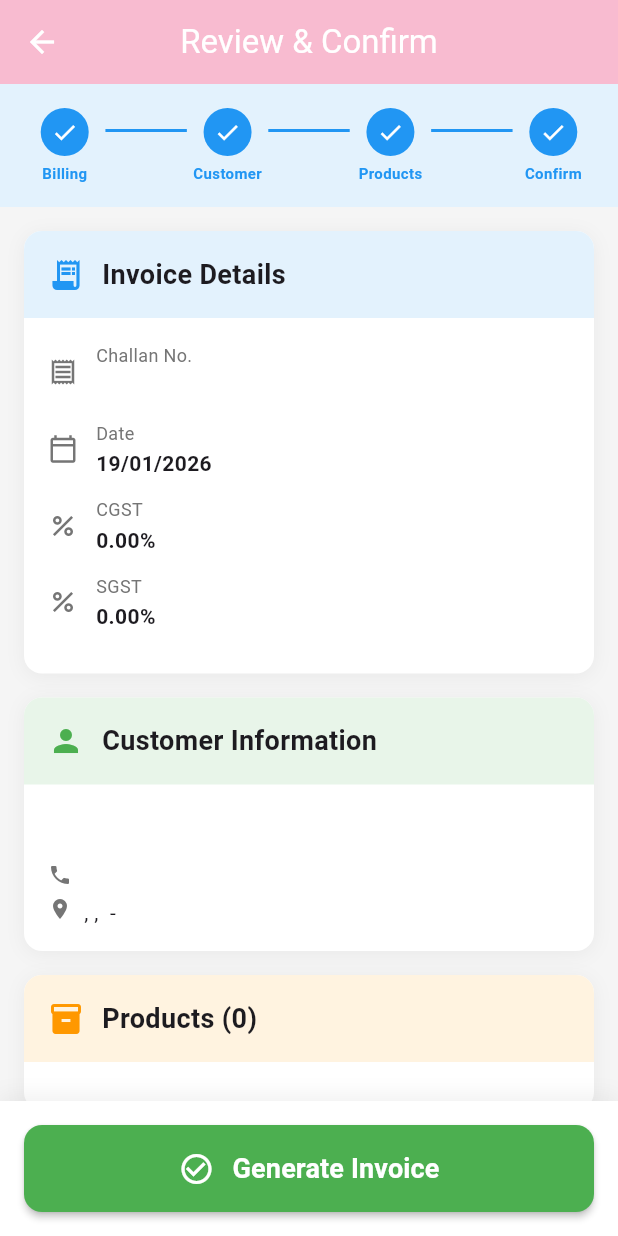
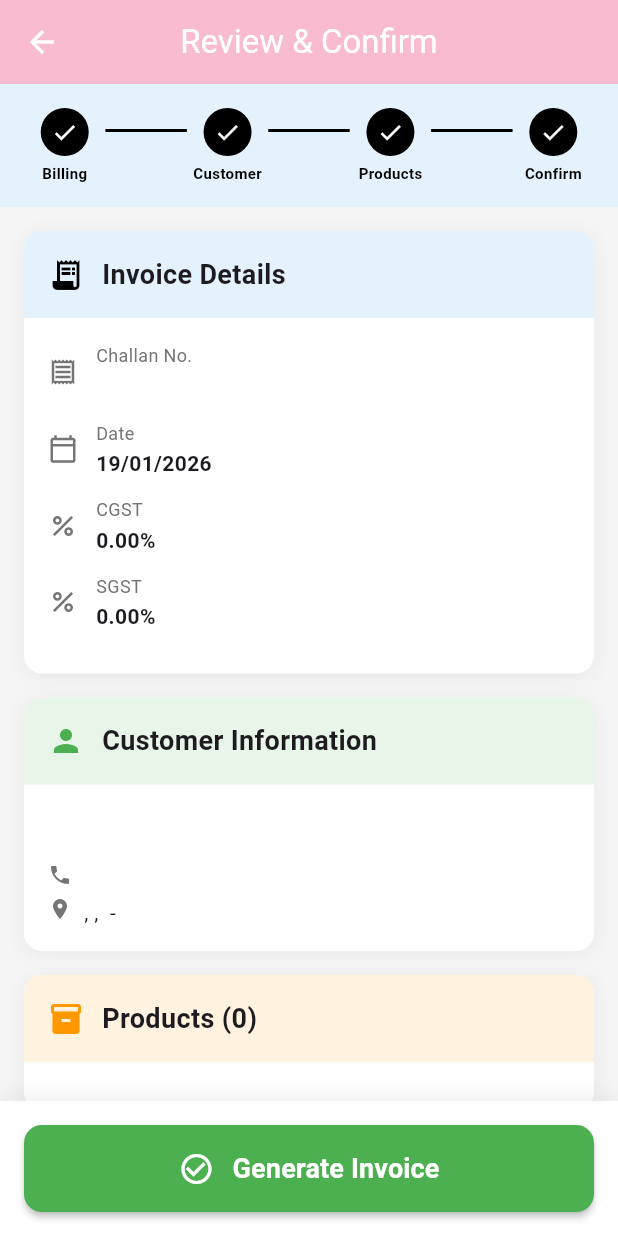
Before and after one commit to Robby1993/invoicegenerator, a Flutter app: the InvoiceConfirmScreen screen opened directly with empty values, on a phone screen of 412 x 824 dp. Run offline on Flutter 3.47's test engine with Material 3 defaults, Android fonts, the phone set to English and light mode, and no system bars; our stand-ins replace pdf, printing.

Commit message:
calculation update

```diff
--- a/lib/models/invoice.dart
+++ b/lib/models/invoice.dart
@@ -12,7 +12,7 @@ class Invoice {
   final String transport;
   final String lrNo;
   final List<InvoiceItem> items;
-  final double igst;
+  final double percent;
   final GstTransactionType gstType;
 
   Invoice({
@@ -24,14 +24,14 @@ class Invoice {
     required this.transport,
     required this.lrNo,
     required this.items,
-    this.igst = 0.0,
+    this.percent = 0.0,
     required this.gstType,
   });
 
   double get subtotal => items.fold(0.0, (sum, item) => sum + item.total);
   double get cgst => subtotal * 0.09;
   double get sgst => subtotal * 0.09;
-  double get total => subtotal + cgst + sgst + igst;
+  //double get total => subtotal + cgst + sgst + igst;
 
   String get formattedDate => DateFormat('dd/MM/yyyy').format(date);
 }
--- a/lib/screens/customer_selection_screen.dart
+++ b/lib/screens/customer_selection_screen.dart
@@ -11,7 +11,7 @@ class CustomerSelectionScreen extends StatefulWidget {
   final DateTime date;
   final String transport;
   final String lrNo;
-  final double igst;
+  final double percent;
   final GstTransactionType gstType;
 
   const CustomerSelectionScreen({
@@ -21,7 +21,7 @@ class CustomerSelectionScreen extends StatefulWidget {
     required this.date,
     required this.transport,
     required this.lrNo,
-    required this.igst,
+    required this.percent,
     required this.gstType,
   });
 
@@ -49,7 +49,7 @@ class _CustomerSelectionScreenState extends State<CustomerSelectionScreen> {
           date: widget.date,
           transport: widget.transport,
           lrNo: widget.lrNo,
-          igst: widget.igst,
+          percent: widget.percent,
           gstType: widget.gstType,
           customer: customer,
         ),
--- a/lib/screens/invoice_confirm_screen.dart
+++ b/lib/screens/invoice_confirm_screen.dart
@@ -14,7 +14,7 @@ class InvoiceConfirmScreen extends StatefulWidget {
   final DateTime date;
   final String transport;
   final String lrNo;
-  final double igst;
+  final double percent;
   final GstTransactionType gstType;
   final Customer customer;
   final List<InvoiceItem> items;
@@ -26,7 +26,7 @@ class InvoiceConfirmScreen extends StatefulWidget {
     required this.date,
     required this.transport,
     required this.lrNo,
-    required this.igst,
+    required this.percent,
     required this.gstType,
     required this.customer,
     required this.items,
@@ -44,7 +44,7 @@ class _InvoiceConfirmScreenState extends State<InvoiceConfirmScreen> {
   }
 
   double _calculateIGST() {
-    return _calculateSubtotal() * (widget.igst / 100);
+    return _calculateSubtotal() * (widget.percent / 100);
   }
 
   double _calculateGrandTotal() {
@@ -71,7 +71,7 @@ class _InvoiceConfirmScreenState extends State<InvoiceConfirmScreen> {
       transport: widget.transport,
       lrNo: widget.lrNo,
       items: widget.items,
-      igst: widget.igst,
+      percent: widget.percent,
       gstType: widget.gstType,
     );
 
@@ -163,7 +163,7 @@ class _InvoiceConfirmScreenState extends State<InvoiceConfirmScreen> {
     final subtotal = _calculateSubtotal();
     final bool isInterState = widget.gstType == GstTransactionType.interState;
 
-    final double gstPercent = widget.igst;
+    final double gstPercent = widget.percent;
 
     double cgst = 0.0;
     double sgst = 0.0;
@@ -231,7 +231,7 @@ class _InvoiceConfirmScreenState extends State<InvoiceConfirmScreen> {
                     ),
                     child: Row(
                       children: [
-                        const Icon(Icons.receipt_long, color: Colors.blue),
+                        const Icon(Icons.receipt_long, color: Colors.black),
                         const SizedBox(width: 12),
                         const Text(
                           'Invoice Details',
@@ -465,7 +465,7 @@ class _InvoiceConfirmScreenState extends State<InvoiceConfirmScreen> {
                                 '${index + 1}',
                                 style: const TextStyle(
                                   fontWeight: FontWeight.bold,
-                                  color: Colors.blue,
+                                  color: Colors.black,
                                 ),
                               ),
                             ),
@@ -713,7 +713,7 @@ class _InvoiceConfirmScreenState extends State<InvoiceConfirmScreen> {
             width: 32,
             height: 32,
             decoration: BoxDecoration(
-              color: isActive ? Colors.blue : Colors.grey.shade300,
+              color: isActive ? Colors.black : Colors.grey.shade300,
               shape: BoxShape.circle,
             ),
             child: Center(
@@ -734,7 +734,7 @@ class _InvoiceConfirmScreenState extends State<InvoiceConfirmScreen> {
             label,
             style: TextStyle(
               fontSize: 10,
-              color: isActive ? Colors.blue : Colors.grey.shade600,
+              color: isActive ? Colors.black : Colors.grey.shade600,
               fontWeight: isActive ? FontWeight.bold : FontWeight.normal,
             ),
           ),
@@ -748,7 +748,7 @@ class _InvoiceConfirmScreenState extends State<InvoiceConfirmScreen> {
       child: Container(
         height: 2,
         margin: const EdgeInsets.only(bottom: 20),
-        color: isActive ? Colors.blue : Colors.grey.shade300,
+        color: isActive ? Colors.black : Colors.grey.shade300,
       ),
     );
   }
--- a/lib/screens/show_product_screen.dart
+++ b/lib/screens/show_product_screen.dart
@@ -15,7 +15,7 @@ class ShowProductScreen extends StatefulWidget {
   final DateTime date;
   final String transport;
   final String lrNo;
-  final double igst;
+  final double percent;
   final GstTransactionType gstType;
 
   const ShowProductScreen({
@@ -27,7 +27,7 @@ class ShowProductScreen extends StatefulWidget {
     required this.date,
     required this.transport,
     required this.lrNo,
-    required this.igst,
+    required this.percent,
     required this.gstType,
   });
 
@@ -172,7 +172,7 @@ class _ShowProductScreenState extends State<ShowProductScreen> {
       transport: widget.transport,
       lrNo: widget.lrNo,
       items: updatedItems,
-      igst: widget.igst,
+        percent: widget.percent,
       gstType: widget.gstType
     );
 
```
Also changed, not shown: lib/screens/billing_detail_screen.dart (+17 -41 lines), lib/screens/product_selection_for_invoicescreen.dart (+12 -12 lines), lib/utils/pdf_generator.dart (+20 -7 lines).
